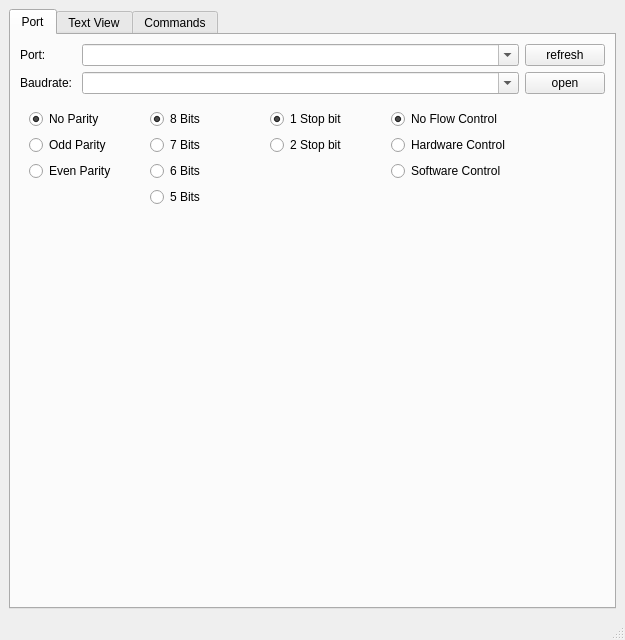
Above: lib/main_window/main_window.ui from hhk7734/pyside2_serial before the change. Below: the same form after it.
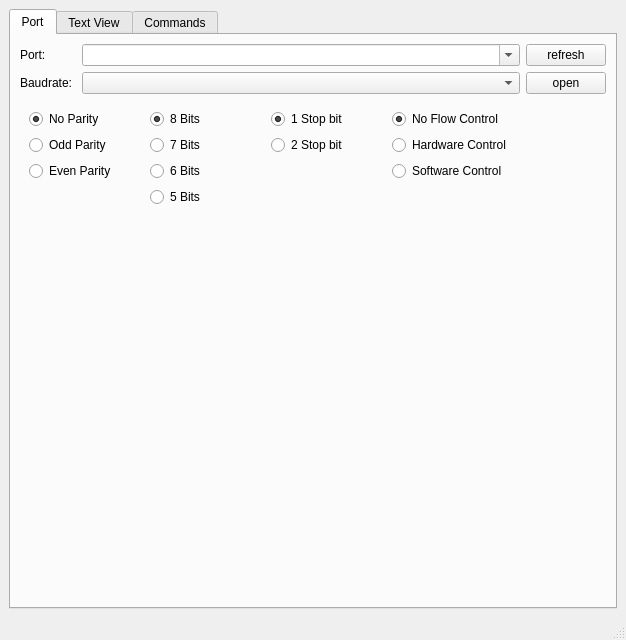
That is the form after the change.

Commit message: main_window: use serial.Serial.BAUDRATES

Diff of the .ui file:
```diff
--- a/lib/main_window/main_window.ui
+++ b/lib/main_window/main_window.ui
@@ -6,7 +6,7 @@
    <rect>
     <x>0</x>
     <y>0</y>
-    <width>625</width>
+    <width>626</width>
     <height>640</height>
    </rect>
   </property>
@@ -260,7 +260,7 @@
                  </sizepolicy>
                 </property>
                 <property name="editable">
-                 <bool>true</bool>
+                 <bool>false</bool>
                 </property>
                </widget>
               </item>
```
Left out of the diff: 2 changed lines with no effect on the pictures. The commit also changes 1 other file.
